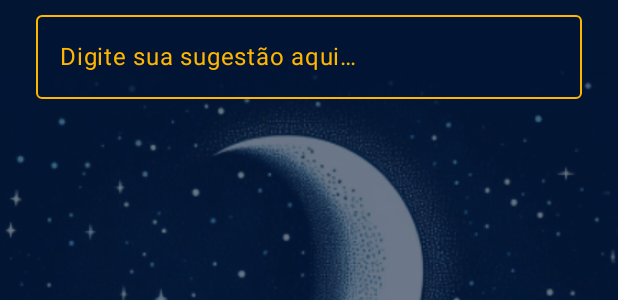
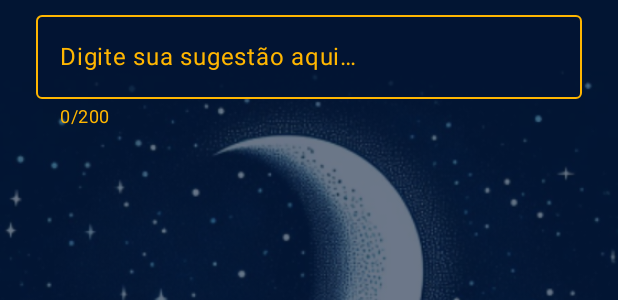
Before and after one commit to maeceloacm1998/Desafio-Dourado, an Android app built with Jetpack Compose: the @Preview function FeedbackScreenPreview, on a phone screen of 412 x 824 dp. Shown: the part 225-525 px from the top of the screen. Run offline under Robolectric (Android 15) with nearby library versions, the light colour scheme and no system bars; our stand-ins replace constraintlayout-compose.

Commit message:
refactor: add max count and multi lines in text field component

```diff
--- a/app/src/main/java/com/app/desafiodourado/components/textfield/TextFieldCustom.kt
+++ b/app/src/main/java/com/app/desafiodourado/components/textfield/TextFieldCustom.kt
@@ -40,6 +40,7 @@ fun TextFieldCustom(
     imeAction: ImeAction = ImeAction.Go,
     keyboardActions: KeyboardActions? = null,
     isPasswordToggle: Boolean = false,
+    isSingleLine: Boolean = true,
     maxLines: Int = 1,
     maxLength: Int = 100,
     onChangeListener: (text: String) -> Unit,
@@ -59,6 +60,7 @@ fun TextFieldCustom(
                 onChangeListener(it)
             }
         },
+
         modifier,
         label = {
             Text(
@@ -77,12 +79,21 @@ fun TextFieldCustom(
         ),
         keyboardActions = keyboardActions ?: KeyboardActions { },
         visualTransformation = if (passwordHidden) PasswordVisualTransformation() else VisualTransformation.None,
+        singleLine = isSingleLine,
         maxLines = maxLines,
         isError = error,
         supportingText = {
-            Text(
-                supportText, color = if (error) Error else Color.White
-            )
+            if(maxLength != 100) {
+                Text(
+                    text = "${text.length}/$maxLength",
+                    color = if (error) Error else BrowLight
+                )
+            } else {
+                Text(
+                    text = supportText,
+                    color = if (error) Error else BrowLight
+                )
+            }
         },
         trailingIcon = {
             if (isPasswordToggle) {
```
